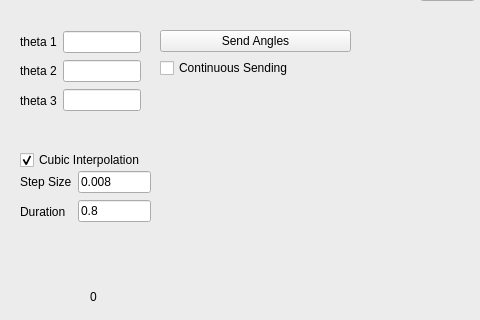
This is delta_qtgui/ui/main_window.ui in MarvinStuede/delta as Qt 5 draws it before an edit; both pictures show x 639 to 1119 and y 258 to 578 of the 1252 by 823 pixel window. The edited form follows.
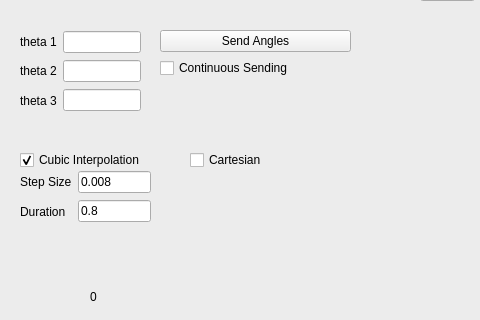
This is the edited form. Icons and pictures are not drawn.

What changed in the file:
```diff
--- a/delta_qtgui/ui/main_window.ui
+++ b/delta_qtgui/ui/main_window.ui
@@ -562,6 +562,19 @@
         </item>
        </layout>
       </widget>
+      <widget class="QCheckBox" name="cartesianCheck">
+       <property name="geometry">
+        <rect>
+         <x>200</x>
+         <y>380</y>
+         <width>101</width>
+         <height>20</height>
+        </rect>
+       </property>
+       <property name="text">
+        <string>Cartesian</string>
+       </property>
+      </widget>
       <zorder>layoutWidget</zorder>
       <zorder>layoutWidget</zorder>
       <zorder>layoutWidget</zorder>
```
Left out of the diff: 1 changed line with no effect on the pictures.
